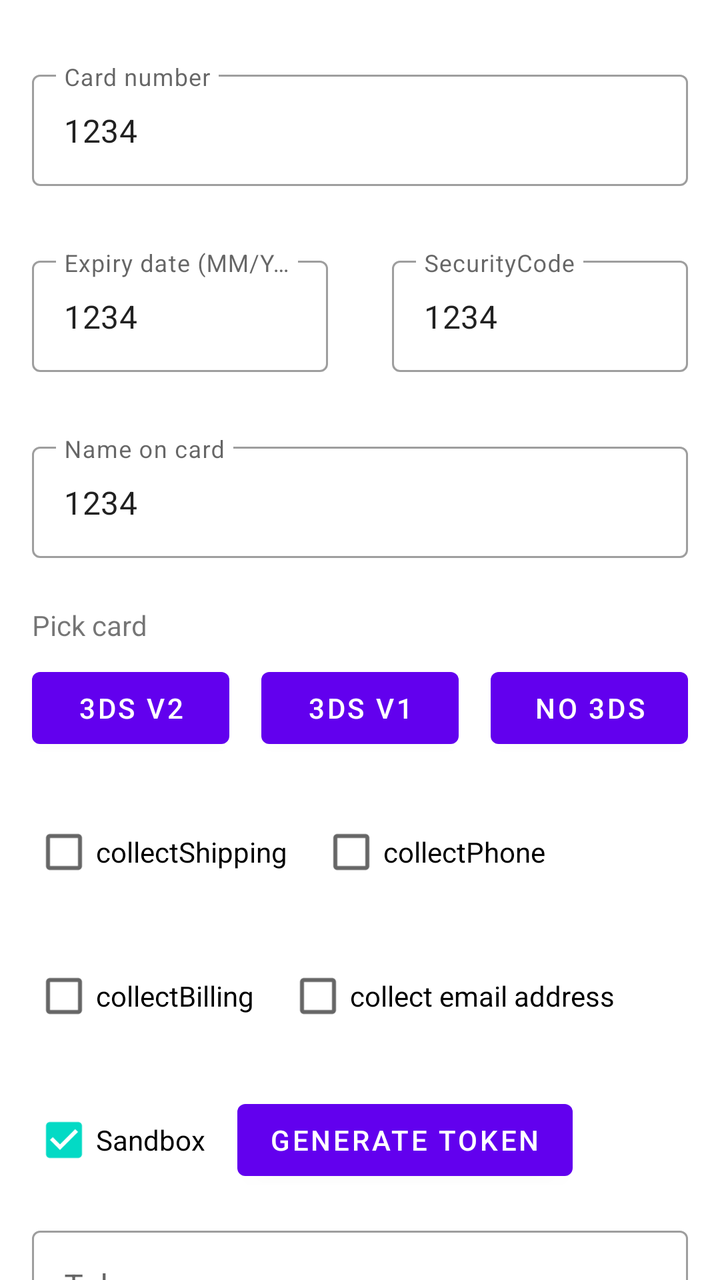
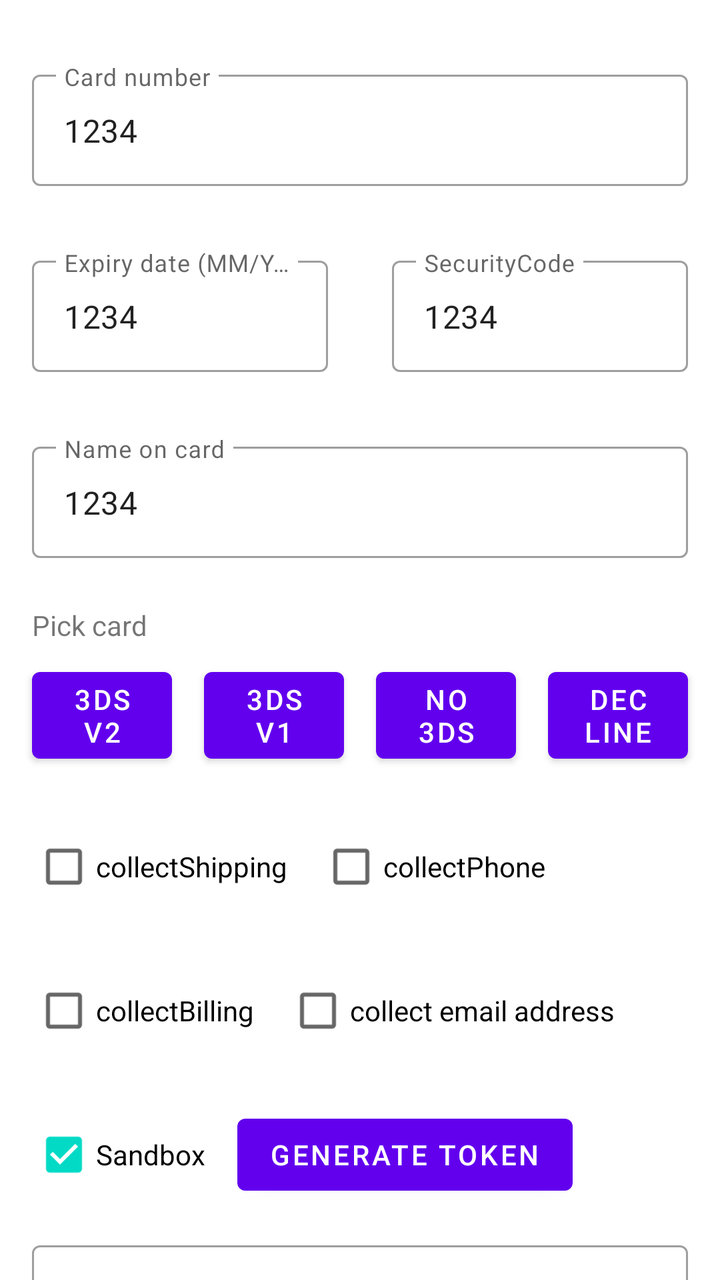

Two renders of the same Android screen: before a commit and after it. Below are the layout's source before the change and the commit's diff.
<!-- AndroidManifest.xml: application theme Theme.DojoPayAndroidSDK -->
<!-- res/layout/activity_card_payment.xml -->
<?xml version="1.0" encoding="utf-8"?>
<androidx.core.widget.NestedScrollView xmlns:android="http://schemas.android.com/apk/res/android"
    xmlns:app="http://schemas.android.com/apk/res-auto"
    xmlns:tools="http://schemas.android.com/tools"
    android:layout_width="match_parent"
    android:layout_height="match_parent">

    <androidx.constraintlayout.widget.ConstraintLayout
        android:layout_width="match_parent"
        android:layout_height="match_parent">

        <Button
            android:id="@+id/btnPay"
            android:layout_width="match_parent"
            android:layout_height="56dp"
            android:layout_marginLeft="16dp"
            android:layout_marginRight="16dp"
            android:text="Pay"
            app:layout_constraintTop_toBottomOf="@id/btnGPay"
            app:layout_constraintEnd_toEndOf="parent"
            app:layout_constraintStart_toStartOf="parent" />

        <Button
            android:id="@+id/btnPaySavedCard"
            android:layout_width="match_parent"
            android:layout_height="56dp"
            android:layout_marginLeft="16dp"
            android:layout_marginRight="16dp"
            android:text="PayWithSavedCard"
            app:layout_constraintTop_toBottomOf="@id/btnPay"
            app:layout_constraintEnd_toEndOf="parent"
            app:layout_constraintStart_toStartOf="parent" />
        <include
            android:id="@+id/btnGPay"
            layout="@layout/button_pay_with_gpay"
            android:layout_width="match_parent"
            android:layout_height="wrap_content"
            android:layout_margin="16dp"
            app:layout_constraintBottom_toTopOf="@+id/btnPay"
            app:layout_constraintEnd_toEndOf="parent"
            app:layout_constraintStart_toStartOf="parent"
            app:layout_constraintTop_toBottomOf="@+id/token_text_container" />

        <FrameLayout
            android:id="@+id/viewProgress"
            android:layout_width="match_parent"
            android:layout_height="match_parent"
            android:background="#C8FFFFFF"
            android:elevation="4dp"
            android:visibility="gone">

            <ProgressBar
                style="?android:attr/progressBarStyle"
                android:layout_width="wrap_content"
                android:layout_height="wrap_content"
                android:layout_gravity="center" />

        </FrameLayout>

        <com.google.android.material.textfield.TextInputLayout
            android:id="@+id/layoutCardNumber"
            style="@style/Widget.MaterialComponents.TextInputLayout.OutlinedBox"
            android:layout_width="match_parent"
            android:layout_height="wrap_content"
            android:layout_marginLeft="16dp"
            android:layout_marginTop="32dp"
            android:layout_marginRight="16dp"
            android:hint="Card number"
            app:layout_constraintEnd_toEndOf="parent"
            app:layout_constraintStart_toStartOf="parent"
            app:layout_constraintTop_toTopOf="parent">

            <com.google.android.material.textfield.TextInputEditText
                android:id="@+id/cardNumber"
                android:layout_width="match_parent"
                android:layout_height="wrap_content"
                android:text="1234" />

        </com.google.android.material.textfield.TextInputLayout>

        <androidx.constraintlayout.widget.Guideline
            android:id="@+id/guideline"
            android:layout_width="wrap_content"
            android:layout_height="wrap_content"
            android:orientation="vertical"
            app:layout_constraintGuide_percent="0.5" />

        <com.google.android.material.textfield.TextInputLayout
            android:id="@+id/layoutExpiryDate"
            style="@style/Widget.MaterialComponents.TextInputLayout.OutlinedBox"
            android:layout_width="0dp"
            android:layout_height="wrap_content"
            android:layout_marginLeft="16dp"
            android:layout_marginTop="32dp"
            android:layout_marginRight="16dp"
            android:hint="Expiry date (MM/YY)"
            app:layout_constraintEnd_toEndOf="@id/guideline"
            app:layout_constraintStart_toStartOf="parent"
            app:layout_constraintTop_toBottomOf="@id/layoutCardNumber">

            <com.google.android.material.textfield.TextInputEditText
                android:id="@+id/expiryDate"
                android:layout_width="match_parent"
                android:layout_height="wrap_content"
                android:text="1234" />

        </com.google.android.material.textfield.TextInputLayout>

        <com.google.android.material.textfield.TextInputLayout
            android:id="@+id/layoutSecurityCode"
            style="@style/Widget.MaterialComponents.TextInputLayout.OutlinedBox"
            android:layout_width="0dp"
            android:layout_height="wrap_content"
            android:layout_marginLeft="16dp"
            android:layout_marginTop="32dp"
            android:layout_marginRight="16dp"
            android:hint="SecurityCode"
            app:layout_constraintEnd_toEndOf="parent"
            app:layout_constraintStart_toStartOf="@id/guideline"
            app:layout_constraintTop_toBottomOf="@id/layoutCardNumber">

            <com.google.android.material.textfield.TextInputEditText
                android:id="@+id/securityCode"
                android:layout_width="match_parent"
                android:layout_height="wrap_content"
                android:text="1234" />

        </com.google.android.material.textfield.TextInputLayout>

        <com.google.android.material.textfield.TextInputLayout
            android:id="@+id/textInputLayout"
            style="@style/Widget.MaterialComponents.TextInputLayout.OutlinedBox"
            android:layout_width="match_parent"
            android:layout_height="wrap_content"
            android:layout_marginLeft="16dp"
            android:layout_marginTop="32dp"
            android:layout_marginRight="16dp"
            android:hint="Name on card"
            app:layout_constraintEnd_toEndOf="parent"
            app:layout_constraintStart_toStartOf="parent"
            app:layout_constraintTop_toBottomOf="@id/layoutExpiryDate">

            <com.google.android.material.textfield.TextInputEditText
                android:id="@+id/cardHolder"
                android:layout_width="match_parent"
                android:layout_height="wrap_content"
                android:text="1234" />

        </com.google.android.material.textfield.TextInputLayout>

        <TextView
            android:id="@+id/textView"
            android:layout_width="wrap_content"
            android:layout_height="wrap_content"
            android:layout_marginStart="16dp"
            android:layout_marginTop="24dp"
            android:text="Pick card"
            app:layout_constraintStart_toStartOf="parent"
            app:layout_constraintTop_toBottomOf="@+id/textInputLayout" />

        <LinearLayout
            android:id="@+id/layoutButtons"
            android:layout_width="match_parent"
            android:layout_height="wrap_content"
            android:layout_marginTop="8dp"
            android:orientation="horizontal"
            app:layout_constraintEnd_toEndOf="parent"
            app:layout_constraintStart_toStartOf="parent"
            app:layout_constraintTop_toBottomOf="@id/textView">

            <Button
                android:id="@+id/btn3DSV2"
                android:layout_width="0dp"
                android:layout_height="wrap_content"
                android:layout_marginLeft="16dp"
                android:layout_marginRight="8dp"
                android:layout_weight="1"
                android:text="3DS V2" />

            <Button
                android:id="@+id/btn3DSV1"
                android:layout_width="0dp"
                android:layout_height="wrap_content"
                android:layout_marginLeft="8dp"
                android:layout_marginRight="8dp"
                android:layout_weight="1"
                android:text="3DS V1" />

            <Button
                android:id="@+id/btnNo3DS"
                android:layout_width="0dp"
                android:layout_height="wrap_content"
                android:layout_marginLeft="8dp"
                android:layout_marginRight="16dp"
                android:layout_weight="1"
                android:text="No 3DS" />

        </LinearLayout>

        <LinearLayout
            android:id="@+id/ShippingCheckBox"
            android:layout_width="match_parent"
            android:layout_height="wrap_content"
            android:orientation="horizontal"
            app:layout_constraintEnd_toEndOf="parent"
            app:layout_constraintStart_toStartOf="parent"
            app:layout_constraintTop_toBottomOf="@id/layoutButtons">

            <androidx.appcompat.widget.AppCompatCheckBox
                android:id="@+id/checkboxShippingAddress"
                android:layout_width="wrap_content"
                android:layout_height="wrap_content"
                android:layout_marginLeft="16dp"
                android:layout_marginTop="24dp"
                android:checked="false"
                android:text="collectShipping"
                android:visibility="visible" />

            <androidx.appcompat.widget.AppCompatCheckBox
                android:id="@+id/checkboxPhoneNumber"
                android:layout_width="wrap_content"
                android:layout_height="wrap_content"
                android:layout_marginLeft="16dp"
                android:layout_marginTop="24dp"
                android:checked="false"
                android:text="collectPhone"
                android:visibility="visible" />
        </LinearLayout>

        <LinearLayout
            android:id="@+id/checkbox"
            android:layout_width="match_parent"
            android:layout_height="wrap_content"
            android:orientation="horizontal"
            app:layout_constraintEnd_toEndOf="parent"
            app:layout_constraintStart_toStartOf="parent"
            app:layout_constraintTop_toBottomOf="@id/ShippingCheckBox">

            <androidx.appcompat.widget.AppCompatCheckBox
                android:id="@+id/checkboxBillingAddress"
                android:layout_width="wrap_content"
                android:layout_height="wrap_content"
                android:layout_marginLeft="16dp"
                android:layout_marginTop="24dp"
                android:checked="false"
                android:text="collectBilling" />

            <androidx.appcompat.widget.AppCompatCheckBox
                android:id="@+id/checkboxEmail"
                android:layout_width="wrap_content"
                android:layout_height="wrap_content"
                android:layout_marginLeft="16dp"
                android:layout_marginTop="24dp"
                android:checked="false"
                android:text="collect email address"
                android:visibility="visible" />
        </LinearLayout>

        <androidx.appcompat.widget.AppCompatCheckBox
            android:id="@+id/checkboxSandbox"
            android:layout_width="wrap_content"
            android:layout_height="wrap_content"
            android:layout_marginLeft="16dp"
            android:layout_marginTop="24dp"
            android:checked="true"
            android:text="Sandbox"
            app:layout_constraintStart_toStartOf="parent"
            app:layout_constraintTop_toBottomOf="@id/checkbox" />

        <Button
            android:id="@+id/btnGenerateToken"
            android:layout_width="wrap_content"
            android:layout_height="wrap_content"
            android:layout_marginLeft="16dp"
            android:layout_marginTop="24dp"
            android:text="Generate token"
            app:layout_constraintStart_toEndOf="@+id/checkboxSandbox"
            app:layout_constraintTop_toBottomOf="@+id/checkbox" />

        <com.google.android.material.textfield.TextInputLayout
            android:id="@+id/token_text_container"
            style="@style/Widget.MaterialComponents.TextInputLayout.OutlinedBox"
            android:layout_width="match_parent"
            android:layout_height="100dp"
            android:layout_marginLeft="16dp"
            android:layout_marginTop="16dp"
            android:layout_marginRight="16dp"
            android:hint="Token"
            app:layout_constraintEnd_toEndOf="parent"
            app:layout_constraintStart_toStartOf="parent"
            app:layout_constraintTop_toBottomOf="@id/checkboxSandbox">

            <com.google.android.material.textfield.TextInputEditText
                android:id="@+id/token"
                android:layout_width="match_parent"
                android:layout_height="wrap_content"
                android:text="" />

        </com.google.android.material.textfield.TextInputLayout>

    </androidx.constraintlayout.widget.ConstraintLayout>
</androidx.core.widget.NestedScrollView>
<!-- res/layout/button_pay_with_gpay.xml (included above) -->
<?xml version="1.0" encoding="utf-8"?>
<androidx.constraintlayout.widget.ConstraintLayout xmlns:android="http://schemas.android.com/apk/res/android"
    xmlns:app="http://schemas.android.com/apk/res-auto"
    android:id="@+id/googlePayButton"
    android:layout_width="match_parent"
    android:layout_height="wrap_content"
    android:background="@drawable/pay_google_pay_shape"
    android:clickable="true"
    android:focusable="true">
    <LinearLayout
        android:layout_width="wrap_content"
        android:layout_height="wrap_content"
        android:gravity="center"
        app:layout_constraintBottom_toBottomOf="parent"
        app:layout_constraintEnd_toEndOf="parent"
        app:layout_constraintStart_toStartOf="parent"
        app:layout_constraintTop_toTopOf="parent">
        <ImageView
            android:id="@+id/googlePayImage"
            android:layout_width="48dp"
            android:layout_height="48dp"
            android:adjustViewBounds="true"
            android:contentDescription="@null"
            android:scaleType="fitCenter"
            android:src="@drawable/ic_add_google_pay" />
    </LinearLayout>
</androidx.constraintlayout.widget.ConstraintLayout>
<!-- resources referenced by this layout -->
<resources>
  <!-- drawable ic_add_google_pay: vector/xml drawable (drawable, 3699 chars, omitted) -->
  <!-- drawable pay_google_pay_shape (drawable) -->
  <?xml version="1.0" encoding="utf-8"?>
  <shape xmlns:android="http://schemas.android.com/apk/res/android"
      android:shape="rectangle">
      <corners android:radius="4dp" />
      <solid android:color="@color/white" />
  </shape>
  <style name="Theme.DojoPayAndroidSDK" parent="Theme.MaterialComponents.DayNight.DarkActionBar">
          
          <item name="colorPrimary">@color/purple_500</item>
          <item name="colorPrimaryVariant">@color/purple_700</item>
          <item name="colorOnPrimary">@color/white</item>
          
          <item name="colorSecondary">@color/teal_200</item>
          <item name="colorSecondaryVariant">@color/teal_700</item>
          <item name="colorOnSecondary">@color/black</item>
          
          <item name="android:statusBarColor" tools:targetApi="l">?attr/colorPrimaryVariant</item>
          
      </style>
  <color name="white">#FFFFFFFF</color>
  <color name="purple_500">#FF6200EE</color>
  <color name="purple_700">#FF3700B3</color>
  <color name="teal_200">#FF03DAC5</color>
  <color name="teal_700">#FF018786</color>
  <color name="black">#FF000000</color>
</resources>

<!-- the commit's change to res/layout/activity_card_payment.xml (unified diff, before → after) -->
@@ -191,9 +191,18 @@
                 android:layout_width="0dp"
                 android:layout_height="wrap_content"
                 android:layout_marginLeft="8dp"
+                android:layout_marginRight="8dp"
+                android:layout_weight="1"
+                android:text="No 3DS" />
+
+            <Button
+                android:id="@+id/btnDecline"
+                android:layout_width="0dp"
+                android:layout_height="wrap_content"
+                android:layout_marginLeft="8dp"
                 android:layout_marginRight="16dp"
                 android:layout_weight="1"
-                android:text="No 3DS" />
+                android:text="Decline" />
 
         </LinearLayout>
 
